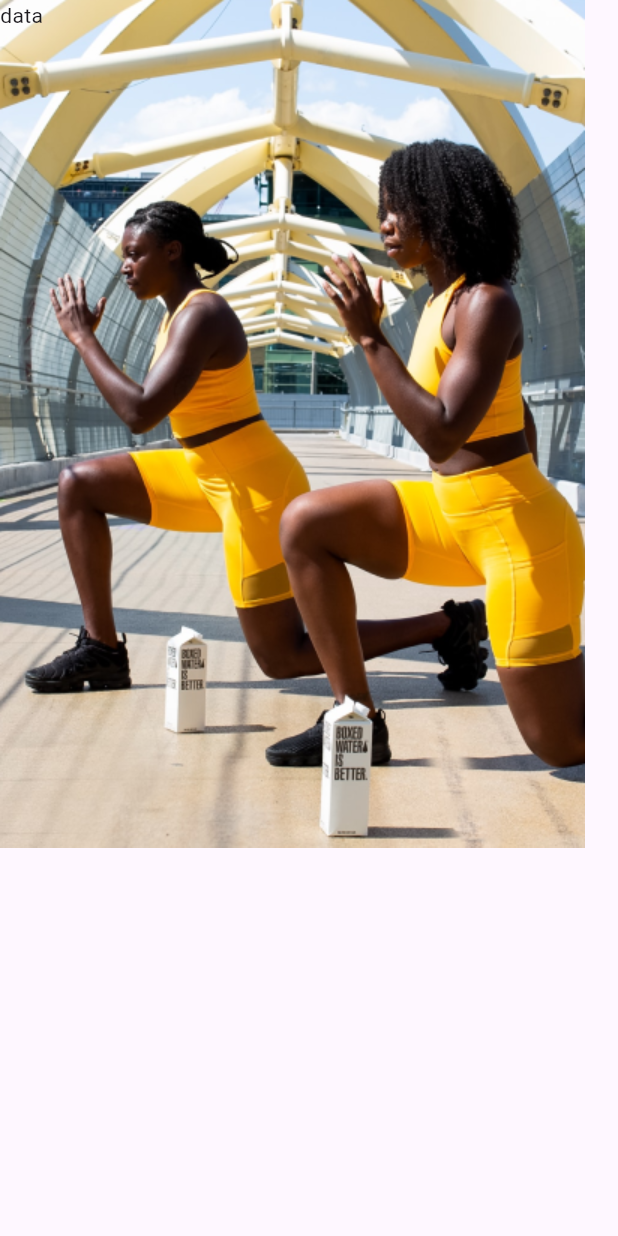
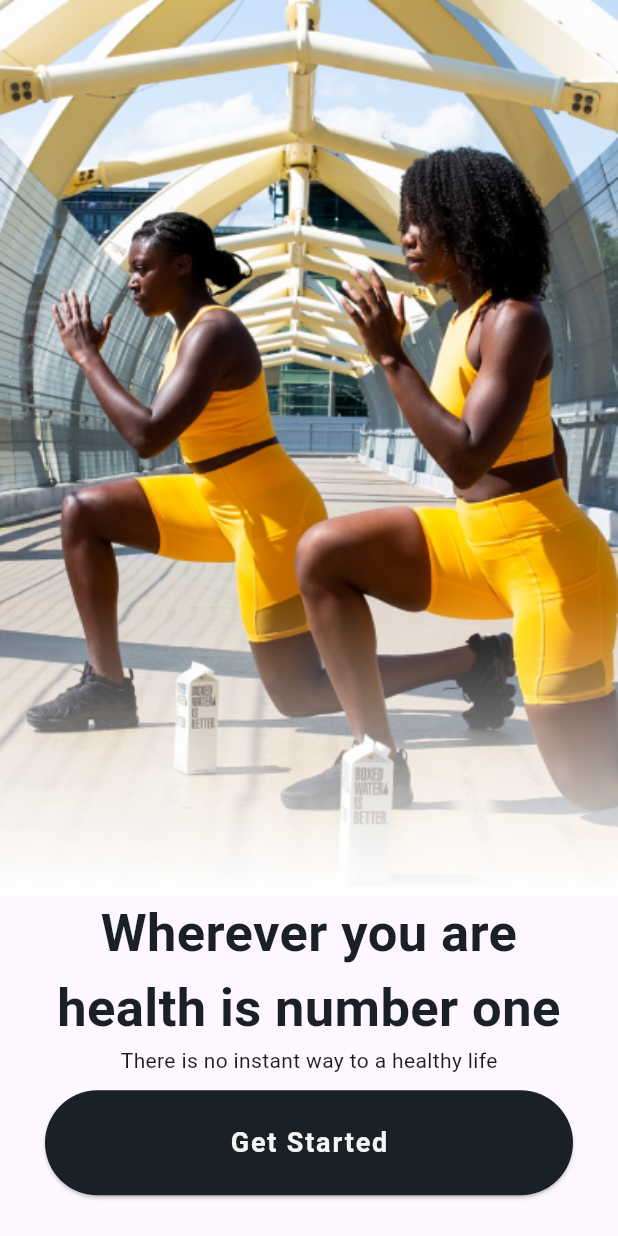
Before and after one commit to SherazArshad001/Fitness_Tracking_App, a Flutter app: the screen it shows after launch, on a phone screen of 412 x 824 dp. Run offline on Flutter 3.47's test engine with Material 3 defaults, Android fonts, the phone set to English and light mode, and no system bars.

Commit message:
Splash Screen Created

```diff
--- /dev/null
+++ b/lib/features/home/home_page.dart
@@ -0,0 +1,10 @@
+import 'package:flutter/material.dart';
+
+class HomePage extends StatelessWidget {
+  const HomePage({super.key});
+
+  @override
+  Widget build(BuildContext context) {
+    return Container();
+  }
+}
--- a/lib/features/splash_screen.dart
+++ b/lib/features/splash_screen.dart
@@ -1,4 +1,8 @@
+import 'dart:ui';
+
+import 'package:fitness_tracking_app/core/constants/app_colors.dart';
 import 'package:fitness_tracking_app/core/constants/app_images.dart';
+import 'package:fitness_tracking_app/features/home/home_page.dart';
 import 'package:flutter/material.dart';
 
 class SplashScreen extends StatelessWidget {
@@ -7,11 +11,86 @@ class SplashScreen extends StatelessWidget {
   @override
   Widget build(BuildContext context) {
     return Scaffold(
-      body: Stack(
-        children: [
-          Image.asset(AppImages.splashImage),
-          Text('data'),
-        ],
+      body: Positioned.fill(
+        child: Column(
+          children: [
+            Stack(
+              children: [
+                Image.asset(
+                  AppImages.splashImage,
+                  fit: BoxFit.cover,
+                  width: MediaQuery.sizeOf(context).width,
+                ),
+                Positioned(
+                  bottom: 0,
+                  left: 0,
+                  right: 0,
+                  child: Container(
+                    height: 200,
+                    decoration: BoxDecoration(
+                      gradient: LinearGradient(
+                        begin: Alignment.topCenter,
+                        end: Alignment.bottomCenter,
+                        colors: [
+                          Colors.white.withOpacity(0.0),
+                          Colors.white.withOpacity(0.5),
+                          Colors.white,
+                        ],
+                      ),
+                    ),
+                  ),
+                )
+              ],
+            ),
+            Padding(
+              padding: const EdgeInsets.symmetric(horizontal: 30.0),
+              child: Align(
+                alignment: Alignment.topCenter,
+                child: Column(
+                  mainAxisSize: MainAxisSize.min,
+                  children: [
+                    Text(
+                      "Wherever you are health is number one",
+                      style: TextStyle(
+                        fontWeight: FontWeight.bold,
+                        fontSize: 35,
+                        color: AppColors.textPrimary,
+                      ),
+                      textAlign: TextAlign.center,
+                    ),
+                    Text("There is no instant way to a healthy life"),
+                    SizedBox(
+                      height: 10,
+                    ),
+                    ElevatedButton(
+                      style: ElevatedButton.styleFrom(
+                        backgroundColor: AppColors.primaryDark,
+                        foregroundColor: AppColors.background,
+                        minimumSize: Size(MediaQuery.sizeOf(context).width, 70),
+                      ),
+                      onPressed: () {
+                        Navigator.push(
+                          context,
+                          MaterialPageRoute(
+                            builder: (context) => HomePage(),
+                          ),
+                        );
+                      },
+                      child: Text(
+                        'Get Started',
+                        style: TextStyle(
+                          fontSize: 18,
+                          fontWeight: FontWeight.bold,
+                          letterSpacing: 1.2,
+                        ),
+                      ),
+                    )
+                  ],
+                ),
+              ),
+            )
+          ],
+        ),
       ),
     );
   }
--- a/lib/main.dart
+++ b/lib/main.dart
@@ -12,6 +12,7 @@ class MyApp extends StatelessWidget {
   Widget build(BuildContext context) {
     return MaterialApp(
       title: 'Flutter Demo',
+      debugShowCheckedModeBanner: false,
       theme: ThemeData(
         colorScheme: ColorScheme.fromSeed(seedColor: Colors.deepPurple),
         useMaterial3: true,
```
